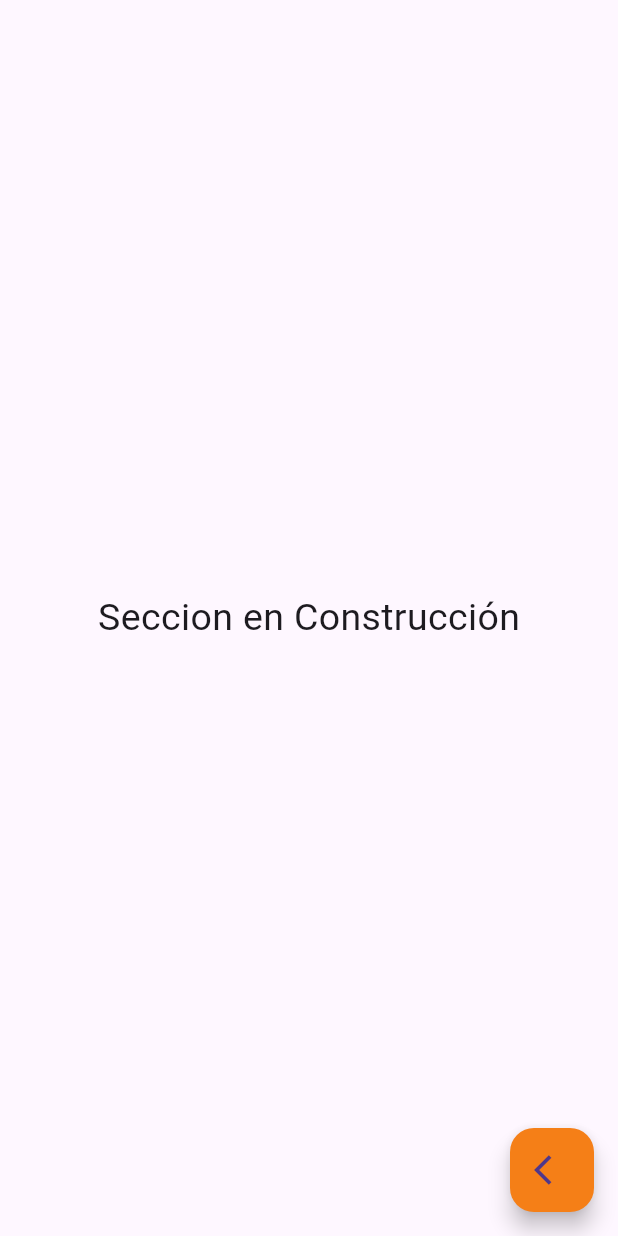
After one commit to AleCaicedoDev/Mesa-de-soporte-de-pc-movil2, a Flutter app: the Construccion screen opened directly, on a phone screen of 412 x 824 dp. The commit adds this screen. Run offline on Flutter 3.47's test engine with Material 3 defaults, Android fonts, the phone set to English and light mode, and no system bars; our stand-ins replace another_flushbar; missing offline and left inert: flutter_barcode_scanner.

Commit message:
alejandro caicedo

```diff
--- a/lib/Pages/Login/RecuparContraseña.dart
+++ b/lib/Pages/Login/RecuparContraseña.dart
@@ -2,7 +2,6 @@ import 'package:flutter/material.dart';
 
 import '../Widget/InputRegistro.dart';
 import 'CodigoVerificacion.dart';
-
 
 class RecuperarContrasena extends StatelessWidget {
   const RecuperarContrasena({super.key});
--- a/lib/main.dart
+++ b/lib/main.dart
@@ -1,7 +1,9 @@
 import 'package:flutter/material.dart';
+import 'package:flutter/widgets.dart';
 import 'package:soportepc/pages/Login/LoginPages.dart';
 
 import 'pages/Home/HomePages.dart';
+import 'pages/router/routers.dart';
 
 void main() => runApp(const MyApp());
 
@@ -12,8 +14,9 @@ class MyApp extends StatelessWidget {
   Widget build(BuildContext context) {
     return MaterialApp(
       debugShowCheckedModeBanner: false,
+      routes: getRutas(),
       title: 'Material App',
-      home: HomePages(),
+      home: const SafeArea(child: HomePages()),
     );
   }
 }
--- a/lib/pages/Widget/InputRegistro.dart
+++ b/lib/pages/Widget/InputRegistro.dart
@@ -1,4 +1,5 @@
-import 'package:dio/dio.dart';
+// ignore_for_file: file_names
+
 import 'package:flutter/material.dart';
 
 import '../../provider/Usuarios/UsuarioFromProvider.dart';
--- /dev/null
+++ b/lib/pages/router/construcion_page.dart
@@ -0,0 +1,18 @@
+import 'package:flutter/material.dart';
+
+class Construccion extends StatelessWidget {
+  @override
+  Widget build(BuildContext context) {
+    return Scaffold(
+      body: Center(
+        child: Text('Seccion en Construcción', style: TextStyle(fontSize: 25)),
+      ),
+      floatingActionButton: FloatingActionButton(
+          child: Icon(Icons.arrow_back_ios),
+          backgroundColor: Colors.yellow[900],
+          onPressed: () {
+            Navigator.pop(context);
+          }),
+    );
+  }
+}
```
Also changed, not shown: lib/Pages/Login/LoginPages.dart (+14 -23 lines), lib/pages/router/routers.dart (added, +20 -0 lines).
